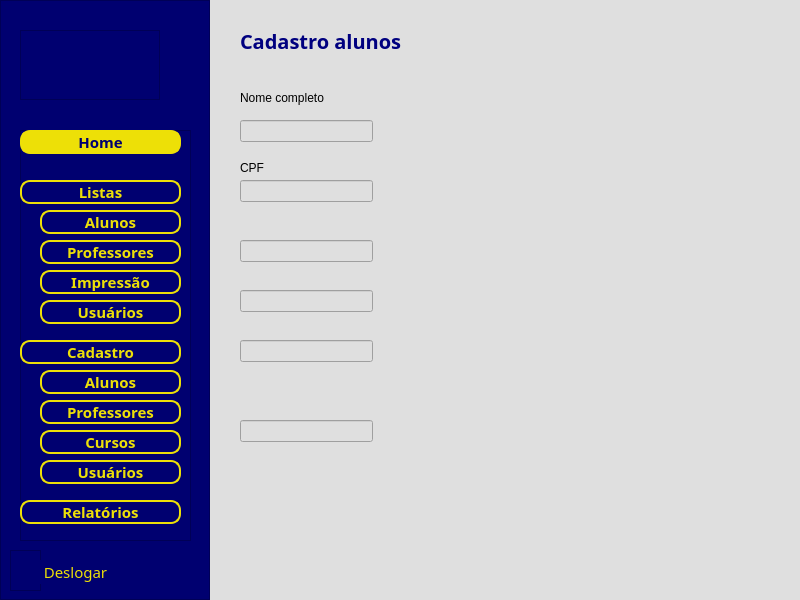
Above: gui/Qt_gui/início.ui from felipesme/PROJETO_FINAL before the change. Below: the same form after it.
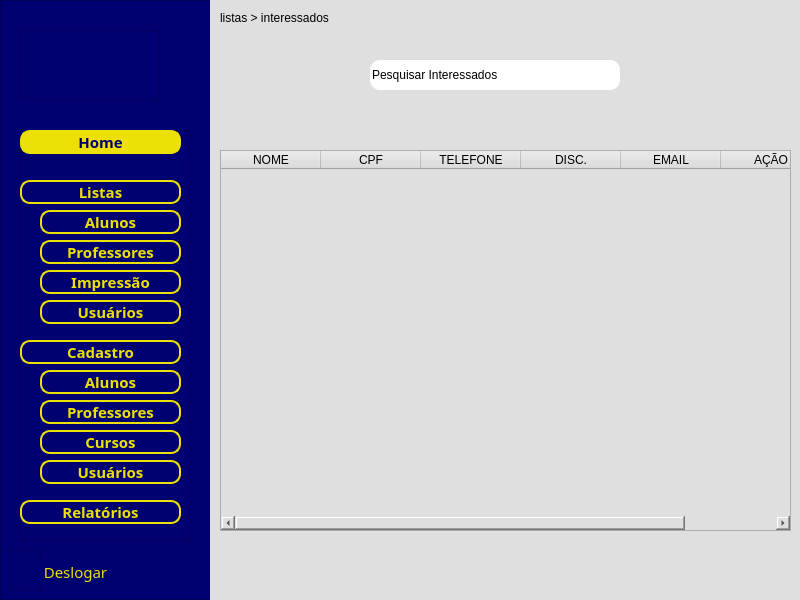
That is the form after the change. Icons and pictures are not drawn.

Commit message: Página interessados feita. Obs: Faltou só por a lupinha, não sei como faço isso.

```diff
--- a/gui/Qt_gui/início.ui
+++ b/gui/Qt_gui/início.ui
@@ -681,7 +681,7 @@
     <item>
      <widget class="QStackedWidget" name="stackedWidget">
       <property name="currentIndex">
-       <number>6</number>
+       <number>4</number>
       </property>
       <widget class="QWidget" name="pg_home">
        <widget class="QLabel" name="label">
@@ -855,7 +855,78 @@
         </property>
        </widget>
       </widget>
-      <widget class="QWidget" name="pg_listas_nteressados"/>
+      <widget class="QWidget" name="pg_listas_interessados">
+       <widget class="QLabel" name="label_8">
+        <property name="geometry">
+         <rect>
+          <x>10</x>
+          <y>10</y>
+          <width>131</width>
+          <height>16</height>
+         </rect>
+        </property>
+        <property name="text">
+         <string>listas &gt; interessados</string>
+        </property>
+       </widget>
+       <widget class="QLineEdit" name="lineEdit_7">
+        <property name="geometry">
+         <rect>
+          <x>160</x>
+          <y>60</y>
+          <width>250</width>
+          <height>30</height>
+         </rect>
+        </property>
+        <property name="styleSheet">
+         <string notr="true">background-color: rgb(255, 255, 255);
+border-radius: 10px;</string>
+        </property>
+        <property name="text">
+         <string>Pesquisar Interessados</string>
+        </property>
+       </widget>
+       <widget class="QTableWidget" name="tableWidget_3">
+        <property name="geometry">
+         <rect>
+          <x>10</x>
+          <y>150</y>
+          <width>571</width>
+          <height>381</height>
+         </rect>
+        </property>
+        <column>
+         <property name="text">
+          <string>NOME</string>
+         </property>
+        </column>
+        <column>
+         <property name="text">
+          <string>CPF</string>
+         </property>
+        </column>
+        <column>
+         <property name="text">
+          <string>TELEFONE</string>
+         </property>
+        </column>
+        <column>
+         <property name="text">
+          <string>DISC.</string>
+         </property>
+        </column>
+        <column>
+         <property name="text">
+          <string>EMAIL</string>
+         </property>
+        </column>
+        <column>
+         <property name="text">
+          <string>AÇÃO</string>
+         </property>
+        </column>
+       </widget>
+      </widget>
       <widget class="QWidget" name="pg_listas_funcionarios"/>
       <widget class="QWidget" name="pg_cadastro_alunos">
        <widget class="QLabel" name="label_5">
```
Left out of the diff: 5 changed lines with no effect on the pictures. The commit also changes 2 other files.
